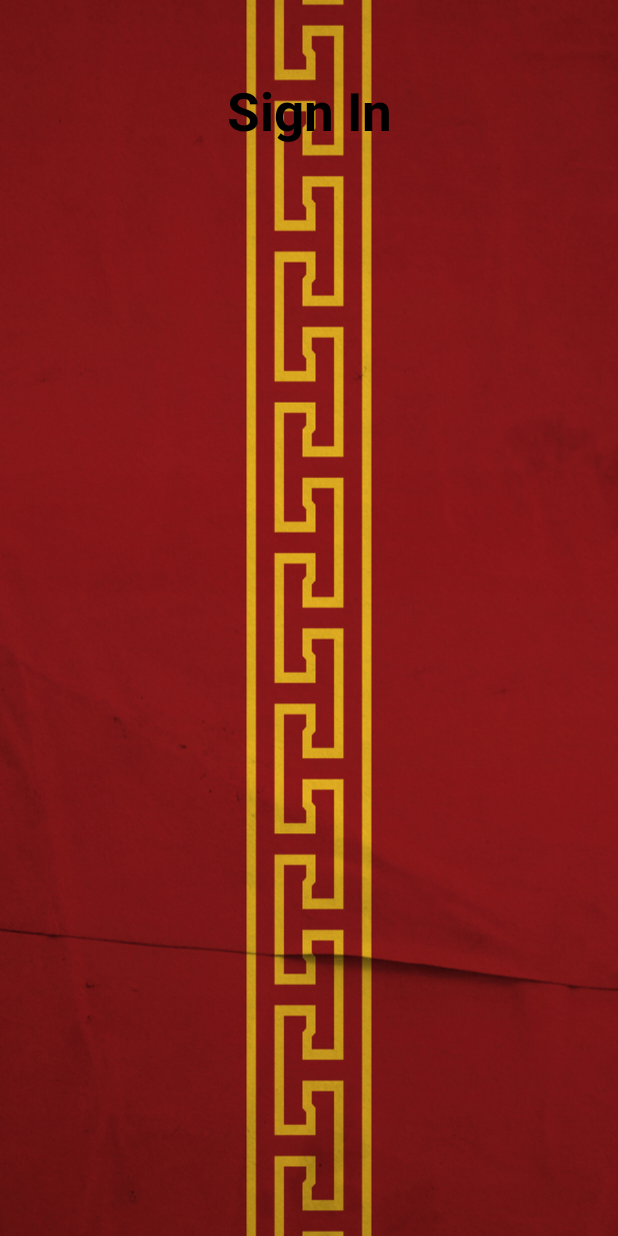
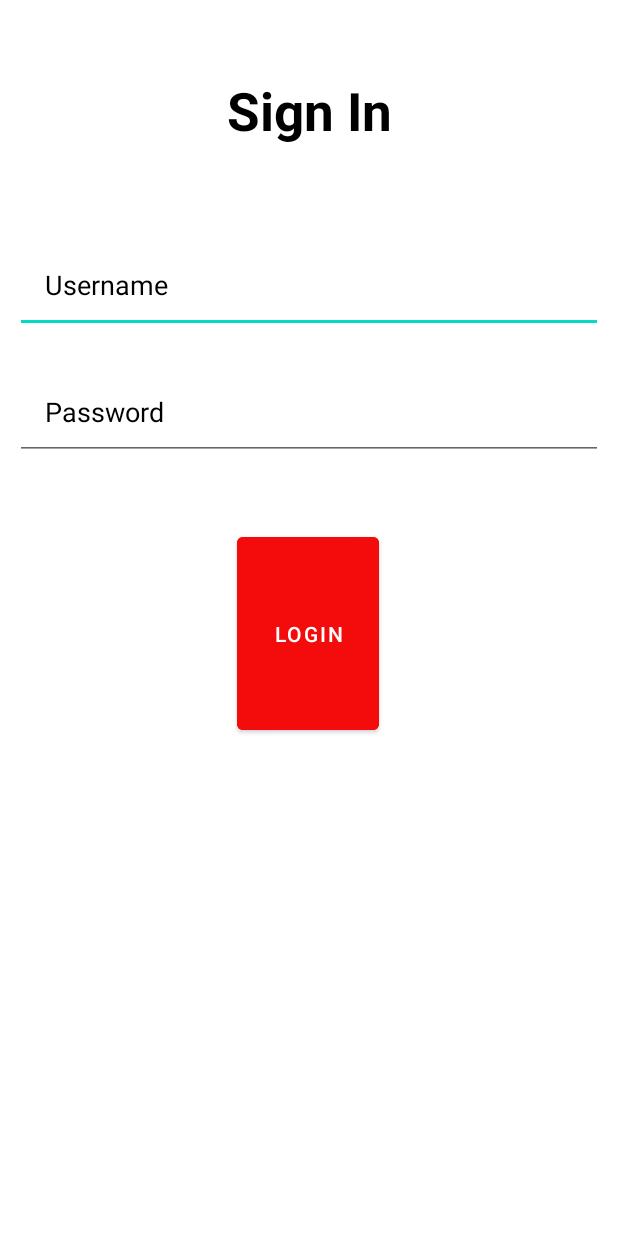
Before and after one commit to alfredmchen/Project2.3, an Android app: the screen it shows after launch (MainActivity), on a phone screen of 412 x 824 dp. Run offline under Robolectric (Android 15) with nearby library versions, the phone set to English and light mode, and no system bars.

Commit message:
login update

```diff
--- a/app/build.gradle
+++ b/app/build.gradle
@@ -25,6 +25,9 @@ android {
         sourceCompatibility JavaVersion.VERSION_1_8
         targetCompatibility JavaVersion.VERSION_1_8
     }
+    buildFeatures {
+        viewBinding true
+    }
 }
 
 dependencies {
@@ -32,6 +35,9 @@ dependencies {
     implementation 'androidx.appcompat:appcompat:1.4.1'
     implementation 'com.google.android.material:material:1.5.0'
     implementation 'androidx.constraintlayout:constraintlayout:2.1.3'
+    implementation 'androidx.annotation:annotation:1.3.0'
+    implementation 'androidx.lifecycle:lifecycle-livedata-ktx:2.4.1'
+    implementation 'androidx.lifecycle:lifecycle-viewmodel-ktx:2.4.1'
     testImplementation 'junit:junit:4.13.2'
     androidTestImplementation 'androidx.test.ext:junit:1.1.3'
     androidTestImplementation 'androidx.test.espresso:espresso-core:3.4.0'
--- a/app/src/main/java/com/example/uscrecsport/MainActivity.java
+++ b/app/src/main/java/com/example/uscrecsport/MainActivity.java
@@ -2,7 +2,13 @@ package com.example.uscrecsport;
 
 import androidx.appcompat.app.AppCompatActivity;
 
+import android.content.Intent;
 import android.os.Bundle;
+import android.view.View;
+import android.widget.Button;
+import android.widget.EditText;
+import android.widget.TextView;
+import android.widget.Toast;
 
 public class MainActivity extends AppCompatActivity {
 
@@ -10,5 +16,22 @@ public class MainActivity extends AppCompatActivity {
     protected void onCreate(Bundle savedInstanceState) {
         super.onCreate(savedInstanceState);
         setContentView(R.layout.activity_main);
+
+        EditText userName = (EditText) findViewById(R.id.username);
+        EditText passWord = (EditText) findViewById(R.id.password);
+        Button loginButt = (Button) findViewById(R.id.loginbutton);
+
+        loginButt.setOnClickListener(new View.OnClickListener() {
+            @Override
+            public void onClick(View view) {
+                if (userName.getText().toString().equals("admin") && passWord.getText().toString().equals("admin") ){
+                    Toast.makeText(MainActivity.this,"Success",Toast.LENGTH_SHORT).show();
+                    Intent intent = new Intent(MainActivity.this,MapPage.class);
+                    startActivity(intent);
+                }else{
+                    Toast.makeText(MainActivity.this,"Failed",Toast.LENGTH_SHORT).show();
+                }
+            }
+        });
     }
 }
--- a/app/src/main/res/layout/activity_main.xml
+++ b/app/src/main/res/layout/activity_main.xml
@@ -4,21 +4,60 @@
     xmlns:tools="http://schemas.android.com/tools"
     android:layout_width="match_parent"
     android:layout_height="match_parent"
-    android:background = "@drawable/background"
+    android:backgroundTint="@color/white"
     tools:context=".MainActivity">
 
     <TextView
         android:layout_width="match_parent"
         android:layout_height="wrap_content"
-        android:layout_margin="50dp"
+        android:id = "@+id/signin"
+        android:layout_marginStart="50dp"
+        android:layout_marginTop="50dp"
+        android:layout_marginEnd="50dp"
+        android:layout_marginBottom="50dp"
+        android:backgroundTint="#F81111"
         android:gravity="center"
         android:text="Sign In"
         android:textColor="@color/black"
         android:textSize="35dp"
         android:textStyle="bold" />
 
+    <EditText
+        android:id="@+id/username"
+        android:layout_width="match_parent"
+        android:layout_height="wrap_content"
+        android:layout_below="@id/signin"
+        android:hint="Username"
+        android:textColorHint="@color/black"
+        android:textColor="@color/black"
+        android:layout_margin="10dp"
+        android:padding = "20dp"/>
 
+    <EditText
+        android:id="@+id/password"
+        android:layout_width="match_parent"
+        android:layout_height="wrap_content"
+        android:layout_below="@id/username"
+        android:hint="Password"
+        android:textColor="@color/black"
+        android:textColorHint="@color/black"
+        android:layout_margin="10dp"
+        android:padding = "20dp"/>
 
+    <Button
+        android:id="@+id/loginbutton"
+        android:layout_width="wrap_content"
+        android:layout_height="wrap_content"
+        android:layout_alignParentStart="true"
+        android:layout_alignParentTop="true"
+        android:layout_alignParentEnd="true"
+        android:layout_alignParentBottom="true"
+        android:layout_marginStart="158dp"
+        android:layout_marginTop="352dp"
+        android:layout_marginEnd="159dp"
+        android:layout_marginBottom="331dp"
+        android:backgroundTint="#F40B0B"
+        android:text="Login" />
 
 
 </RelativeLayout>
--- /dev/null
+++ b/app/src/main/res/values-land/dimens.xml
@@ -0,0 +1,3 @@
+<resources>
+    <dimen name="activity_horizontal_margin">48dp</dimen>
+</resources>
--- /dev/null
+++ b/app/src/main/res/values-w1240dp/dimens.xml
@@ -0,0 +1,3 @@
+<resources>
+    <dimen name="activity_horizontal_margin">200dp</dimen>
+</resources>
--- /dev/null
+++ b/app/src/main/res/values-w600dp/dimens.xml
@@ -0,0 +1,3 @@
+<resources>
+    <dimen name="activity_horizontal_margin">48dp</dimen>
+</resources>
--- /dev/null
+++ b/app/src/main/res/values/dimens.xml
@@ -0,0 +1,5 @@
+<resources>
+    <!-- Default screen margins, per the Android Design guidelines. -->
+    <dimen name="activity_horizontal_margin">16dp</dimen>
+    <dimen name="activity_vertical_margin">16dp</dimen>
+</resources>
```
Also changed, not shown: app/src/main/AndroidManifest.xml (+7 -0 lines), app/src/main/java/com/example/uscrecsport/MapPage.java (added, +14 -0 lines), app/src/main/res/layout/activity_map_page.xml (added, +19 -0 lines), app/src/main/res/values/strings.xml (+9 -0 lines), app/src/main/res/drawable/background.jpg.
